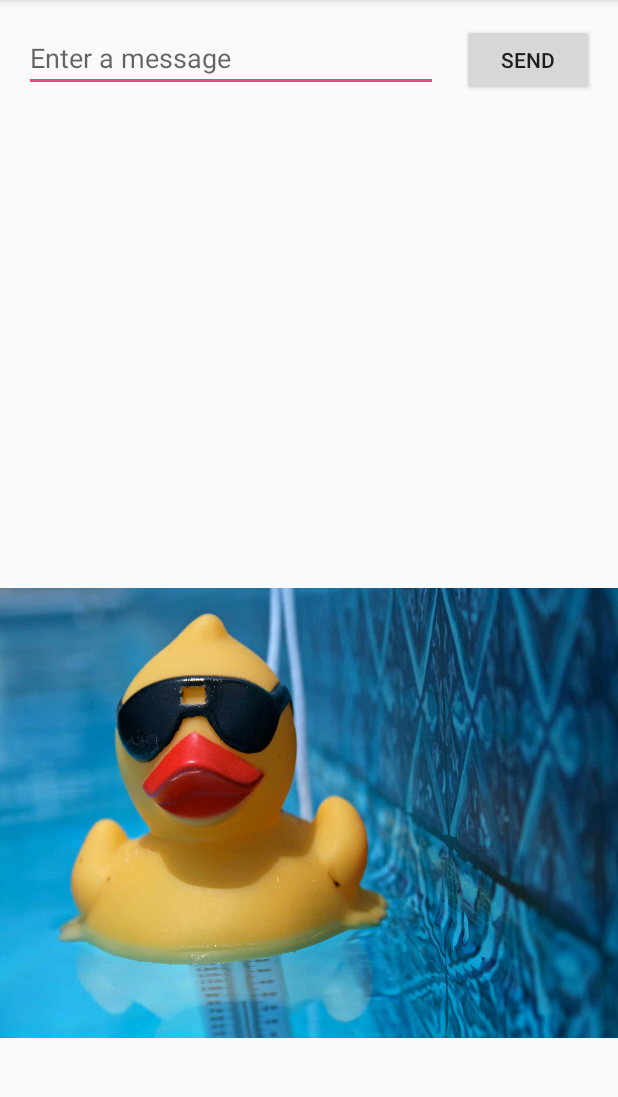
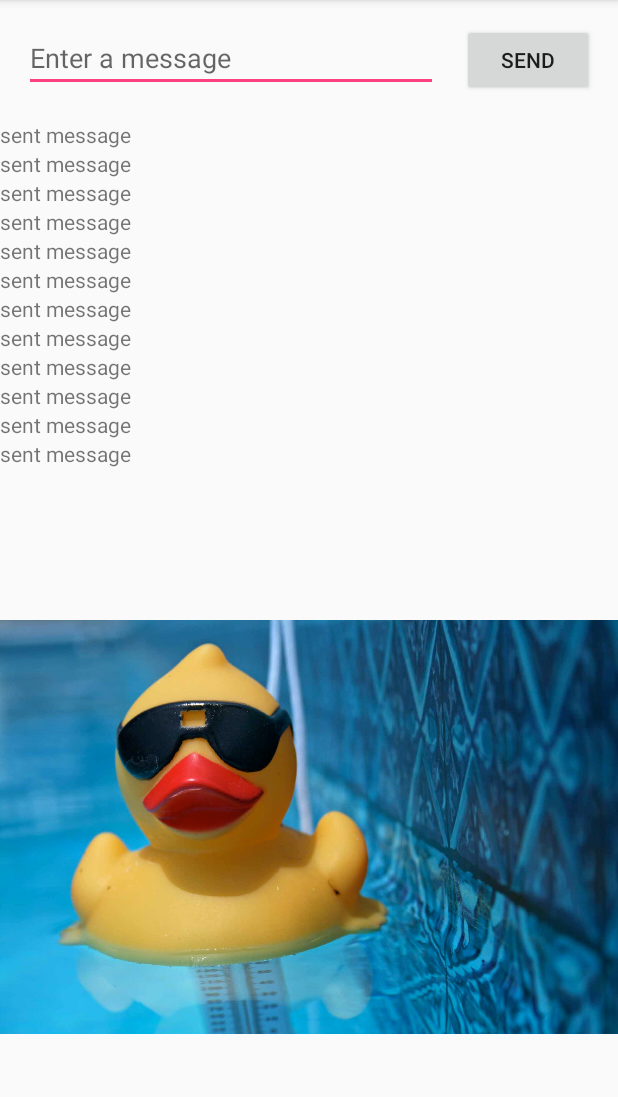
Before and after one commit to blmendoza/SqueakSpeaks, an Android app: the screen it shows after launch (MainActivity), on a phone screen of 412 x 824 dp, the part 84-1181 px from its top. Run offline under Robolectric (Android 15) with nearby library versions, the phone set to English and light mode, and no system bars.

Commit message:
added scrolling
theres a scrolling thing for messages above the duck now

```diff
--- a/My_First_App/app/src/main/res/layout/activity_main.xml
+++ b/My_First_App/app/src/main/res/layout/activity_main.xml
@@ -37,8 +37,9 @@
     <ImageButton
         android:id="@+id/imageButton"
         android:layout_width="wrap_content"
-        android:layout_height="300dp"
-        android:layout_marginBottom="76dp"
+        android:layout_height="276dp"
+        android:layout_marginBottom="16dp"
+        android:layout_marginTop="350dp"
         android:adjustViewBounds="false"
         android:background="@drawable/sunglassed_rubber_duck"
         android:contentDescription="rubber duck"
@@ -46,6 +47,123 @@
         android:scaleType="fitXY"
         android:visibility="visible"
         app:layout_constraintBottom_toBottomOf="parent"
-        app:layout_constraintRight_toRightOf="parent" />
+        app:layout_constraintRight_toRightOf="parent"
+        app:layout_constraintTop_toTopOf="parent" />
+
+    <ScrollView
+        android:id="@+id/scrollView2"
+        style="@android:style/Widget.Holo.ScrollView"
+        android:layout_width="0dp"
+        android:layout_height="232dp"
+        android:layout_marginTop="80dp"
+        android:fillViewport="false"
+        android:scrollbarStyle="outsideOverlay"
+        app:layout_constraintHorizontal_bias="0.0"
+        app:layout_constraintLeft_toLeftOf="parent"
+        app:layout_constraintRight_toRightOf="parent"
+        app:layout_constraintTop_toTopOf="parent">
+
+        <LinearLayout
+            android:layout_width="match_parent"
+            android:layout_height="wrap_content"
+            android:orientation="vertical">
+
+            <TextView
+                android:id="@+id/textView2"
+                android:layout_width="match_parent"
+                android:layout_height="wrap_content"
+                android:text="@string/sent_message" />
+
+            <TextView
+                android:id="@+id/textView3"
+                android:layout_width="match_parent"
+                android:layout_height="wrap_content"
+                android:text="@string/sent_message" />
+
+            <TextView
+                android:id="@+id/textView4"
+                android:layout_width="match_parent"
+                android:layout_height="wrap_content"
+                android:text="@string/sent_message" />
+
+            <TextView
+                android:id="@+id/textView17"
+                android:layout_width="match_parent"
+                android:layout_height="wrap_content"
+                android:text="@string/sent_message" />
+
+            <TextView
+                android:id="@+id/textView16"
+                android:layout_width="match_parent"
+                android:layout_height="wrap_content"
+                android:text="@string/sent_message" />
+
+            <TextView
+                android:id="@+id/textView15"
+                android:layout_width="match_parent"
+                android:layout_height="wrap_content"
+                android:text="@string/sent_message" />
+
+            <TextView
+                android:id="@+id/textView14"
+                android:layout_width="match_parent"
+                android:layout_height="wrap_content"
+                android:text="@string/sent_message" />
+
+            <TextView
+                android:id="@+id/textView13"
+                android:layout_width="match_parent"
+                android:layout_height="wrap_content"
+                android:text="@string/sent_message" />
+
+            <TextView
+                android:id="@+id/textView12"
+                android:layout_width="match_parent"
+                android:layout_height="wrap_content"
+                android:text="@string/sent_message" />
+
+            <TextView
+                android:id="@+id/textView11"
+                android:layout_width="match_parent"
+                android:layout_height="wrap_content"
+                android:text="@string/sent_message" />
+
+            <TextView
+                android:id="@+id/textView10"
+                android:layout_width="match_parent"
+                android:layout_height="wrap_content"
+                android:text="@string/sent_message" />
+
+            <TextView
+                android:id="@+id/textView9"
+                android:layout_width="match_parent"
+                android:layout_height="wrap_content"
+                android:text="@string/sent_message" />
+
+            <TextView
+                android:id="@+id/textView8"
+                android:layout_width="match_parent"
+                android:layout_height="wrap_content"
+                android:text="@string/sent_message" />
+
+            <TextView
+                android:id="@+id/textView7"
+                android:layout_width="match_parent"
+                android:layout_height="wrap_content"
+                android:text="@string/sent_message" />
+
+            <TextView
+                android:id="@+id/textView6"
+                android:layout_width="match_parent"
+                android:layout_height="wrap_content"
+                android:text="@string/sent_message" />
+
+            <TextView
+                android:id="@+id/textView5"
+                android:layout_width="match_parent"
+                android:layout_height="wrap_content"
+                android:text="@string/sent_message" />
+        </LinearLayout>
+    </ScrollView>
 
 </android.support.constraint.ConstraintLayout>
--- a/My_First_App/app/src/main/res/values/strings.xml
+++ b/My_First_App/app/src/main/res/values/strings.xml
@@ -2,4 +2,5 @@
     <string name="app_name">Squeaky Speaks</string>
     <string name="edit_message">Enter a message</string>
     <string name="button_send">Send</string>
+    <string name="sent_message">sent message</string>
 </resources>
```
